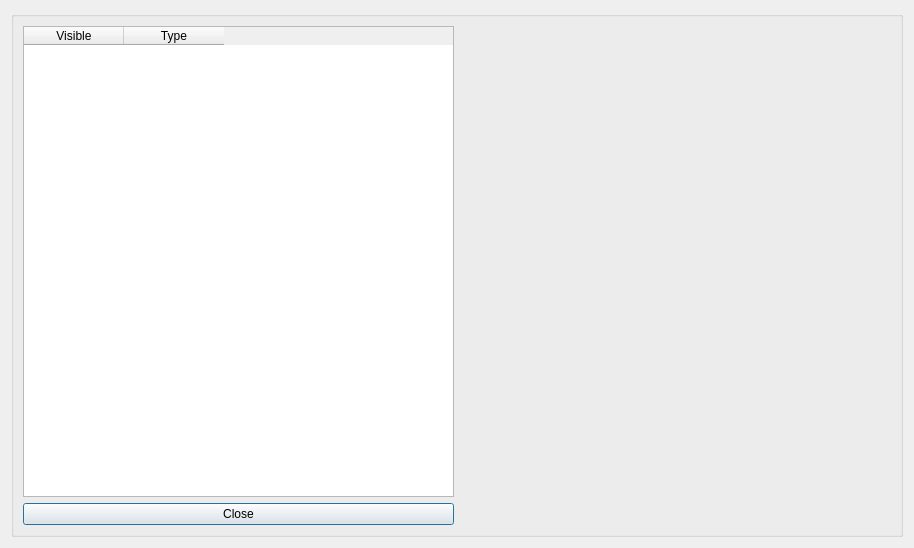
Qt form mayaviviewerstep/widgets/qt/mayaviviewerwidget.ui (mapclient-plugins/mayaviviewerstep) before a commit.
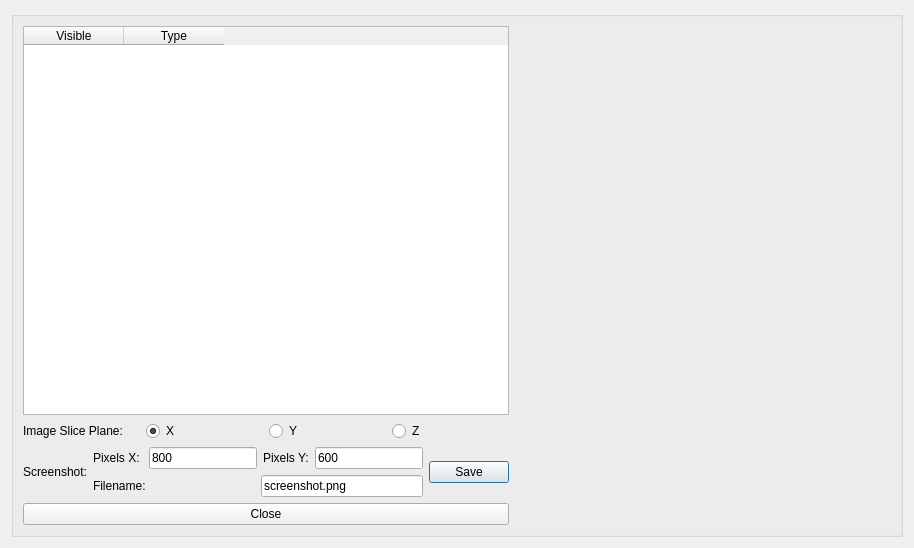
The same form after that commit. Custom widgets are drawn as their Qt base class.

Commit message: screenshot saving, image plane toggling, rerunnable with giascans

The edit to the form file:
```diff
--- a/mayaviviewerstep/widgets/qt/mayaviviewerwidget.ui
+++ b/mayaviviewerstep/widgets/qt/mayaviviewerwidget.ui
@@ -57,6 +57,131 @@
           </column>
          </widget>
         </item>
+        <item>
+         <layout class="QHBoxLayout" name="horizontalLayout">
+          <item>
+           <widget class="QLabel" name="label">
+            <property name="text">
+             <string>Image Slice Plane:</string>
+            </property>
+           </widget>
+          </item>
+          <item>
+           <widget class="QRadioButton" name="slicePlaneRadioX">
+            <property name="text">
+             <string>X</string>
+            </property>
+            <property name="checked">
+             <bool>true</bool>
+            </property>
+           </widget>
+          </item>
+          <item>
+           <widget class="QRadioButton" name="slicePlaneRadioY">
+            <property name="text">
+             <string>Y</string>
+            </property>
+           </widget>
+          </item>
+          <item>
+           <widget class="QRadioButton" name="slicePlaneRadioZ">
+            <property name="text">
+             <string>Z</string>
+            </property>
+           </widget>
+          </item>
+         </layout>
+        </item>
+        <item>
+         <layout class="QHBoxLayout" name="ScreenshotHBox">
+          <item>
+           <widget class="QLabel" name="screenshotLabel">
+            <property name="text">
+             <string>Screenshot:</string>
+            </property>
+           </widget>
+          </item>
+          <item>
+           <layout class="QVBoxLayout" name="verticalLayout_2">
+            <item>
+             <layout class="QHBoxLayout" name="horizontalLayout_4">
+              <item>
+               <widget class="QLabel" name="pixelsXLabel">
+                <property name="text">
+                 <string>Pixels X: </string>
+                </property>
+               </widget>
+              </item>
+              <item>
+               <widget class="QLineEdit" name="screenshotPixelXLineEdit">
+                <property name="sizePolicy">
+                 <sizepolicy hsizetype="Minimum" vsizetype="Fixed">
+                  <horstretch>0</horstretch>
+                  <verstretch>0</verstretch>
+                 </sizepolicy>
+                </property>
+                <property name="text">
+                 <string>800</string>
+                </property>
+               </widget>
+              </item>
+              <item>
+               <widget class="QLabel" name="pixelsYLabel">
+                <property name="text">
+                 <string>Pixels Y:</string>
+                </property>
+               </widget>
+              </item>
+              <item>
+               <widget class="QLineEdit" name="screenshotPixelYLineEdit">
+                <property name="sizePolicy">
+                 <sizepolicy hsizetype="Minimum" vsizetype="Fixed">
+                  <horstretch>0</horstretch>
+                  <verstretch>0</verstretch>
+                 </sizepolicy>
+                </property>
+                <property name="text">
+                 <string>600</string>
+                </property>
+               </widget>
+              </item>
+             </layout>
+            </item>
+            <item>
+             <layout class="QHBoxLayout" name="horizontalLayout_3">
+              <item>
+               <widget class="QLabel" name="screenshotFilenameLabel">
+                <property name="text">
+                 <string>Filename:</string>
+                </property>
+               </widget>
+              </item>
+              <item>
+               <widget class="QLineEdit" name="screenshotFilenameLineEdit">
+                <property name="sizePolicy">
+                 <sizepolicy hsizetype="Minimum" vsizetype="Fixed">
+                  <horstretch>0</horstretch>
+                  <verstretch>0</verstretch>
+                 </sizepolicy>
+                </property>
+                <property name="text">
+                 <string>screenshot.png</string>
+                </property>
+               </widget>
+              </item>
+             </layout>
+            </item>
+           </layout>
+          </item>
+          <item>
+           <widget class="QPushButton" name="screenshotSaveButton">
+            <property name="text">
+             <string>Save</string>
+            </property>
+           </widget>
+          </item>
+         </layout>
+        </item>
         <item>
          <widget class="QPushButton" name="closeButton">
           <property name="sizePolicy">
```
Left out of the diff: 21 changed lines with no effect on the pictures. The commit also changes 3 other files.
